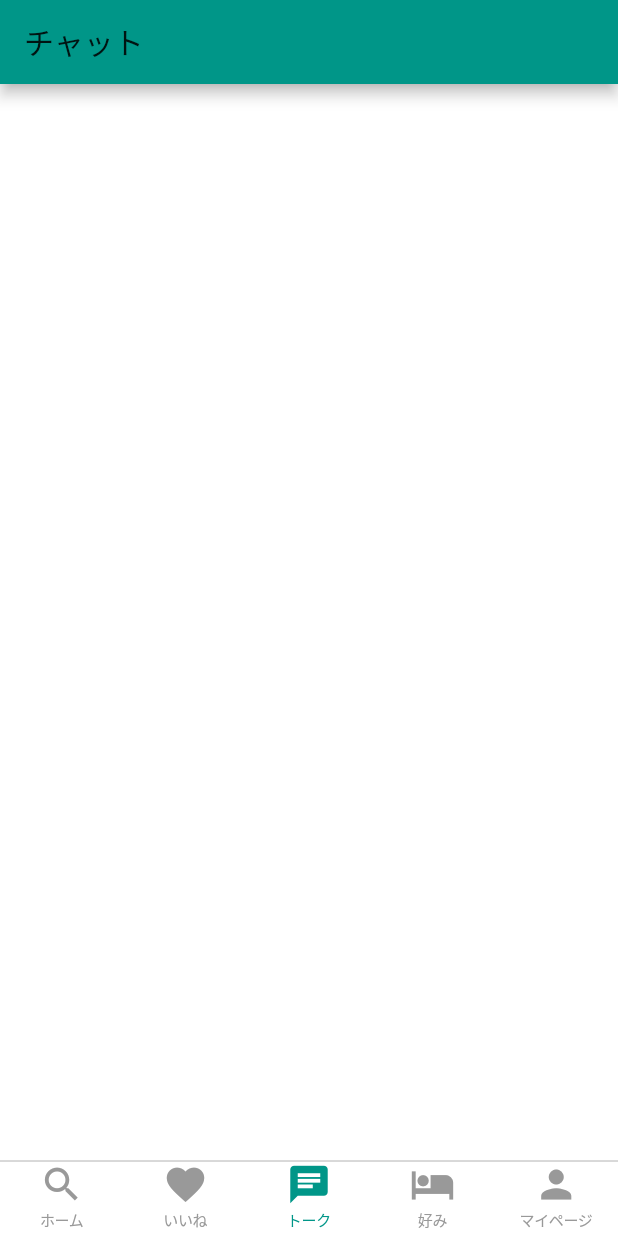
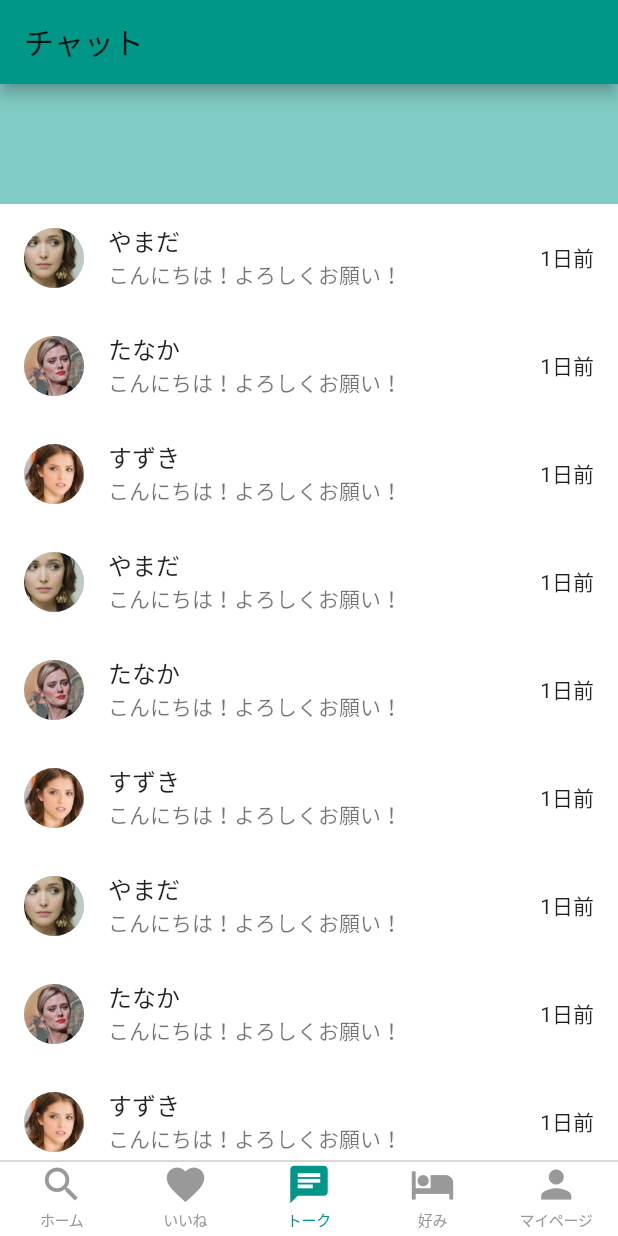
Before and after one commit to hideokawahara/diary_app, a Flutter app: the screen it shows after launch, item 3 of the bottom bar chosen, on a phone screen of 412 x 824 dp. Run offline on Flutter 3.47's test engine with Material 2 defaults, Android fonts, the phone set to English and light mode, and no system bars.

Commit message:
feat: メッセージ一覧作成

```diff
--- a/lib/screens/chat_screen.dart
+++ b/lib/screens/chat_screen.dart
@@ -17,9 +17,126 @@ class ChatScreen extends StatelessWidget {
   }
 }
 
+class User {
+  User({
+    @required this.name,
+    @required this.message,
+    @required this.path,
+  });
+
+  final String name;
+  final String path;
+  final String message;
+}
+
 class ChatScreenBody extends StatelessWidget {
+  List<Color> colorList = [Colors.cyan, Colors.deepOrange, Colors.indigo];
+
+  final List<User> userList = [
+    User(
+      name: 'やまだ',
+      message: 'こんにちは！よろしくお願い！',
+      path: 'images/dummy/dummy_person1.jpeg',
+    ),
+    User(
+      name: 'たなか',
+      message: 'こんにちは！よろしくお願い！',
+      path: 'images/dummy/dummy_person2.jpeg',
+    ),
+    User(
+      name: 'すずき',
+      message: 'こんにちは！よろしくお願い！',
+      path: 'images/dummy/dummy_person3.jpeg',
+    ),
+    User(
+      name: 'やまだ',
+      message: 'こんにちは！よろしくお願い！',
+      path: 'images/dummy/dummy_person1.jpeg',
+    ),
+    User(
+      name: 'たなか',
+      message: 'こんにちは！よろしくお願い！',
+      path: 'images/dummy/dummy_person2.jpeg',
+    ),
+    User(
+      name: 'すずき',
+      message: 'こんにちは！よろしくお願い！',
+      path: 'images/dummy/dummy_person3.jpeg',
+    ),
+    User(
+      name: 'やまだ',
+      message: 'こんにちは！よろしくお願い！',
+      path: 'images/dummy/dummy_person1.jpeg',
+    ),
+    User(
+      name: 'たなか',
+      message: 'こんにちは！よろしくお願い！',
+      path: 'images/dummy/dummy_person2.jpeg',
+    ),
+    User(
+      name: 'すずき',
+      message: 'こんにちは！よろしくお願い！',
+      path: 'images/dummy/dummy_person3.jpeg',
+    ),
+    User(
+      name: 'やまだ',
+      message: 'こんにちは！よろしくお願い！',
+      path: 'images/dummy/dummy_person1.jpeg',
+    ),
+    User(
+      name: 'たなか',
+      message: 'こんにちは！よろしくお願い！',
+      path: 'images/dummy/dummy_person2.jpeg',
+    ),
+    User(
+      name: 'すずき',
+      message: 'こんにちは！よろしくお願い！',
+      path: 'images/dummy/dummy_person3.jpeg',
+    ),
+    User(
+      name: 'やまだ',
+      message: 'こんにちは！よろしくお願い！',
+      path: 'images/dummy/dummy_person1.jpeg',
+    ),
+    User(
+      name: 'たなか',
+      message: 'こんにちは！よろしくお願い！',
+      path: 'images/dummy/dummy_person2.jpeg',
+    ),
+    User(
+      name: 'すずき',
+      message: 'こんにちは！よろしくお願い！',
+      path: 'images/dummy/dummy_person3.jpeg',
+    ),
+  ];
+
   @override
   Widget build(BuildContext context) {
-    return Container();
+    return SingleChildScrollView(
+      child: Column(
+        children: <Widget>[
+          Container(
+            height: 80,
+            color: Colors.teal[200],
+            // 何かのバナーを入れる
+          ),
+          ListView.builder(
+            itemCount: userList.length,
+            physics: NeverScrollableScrollPhysics(),
+            shrinkWrap: true,
+            itemBuilder: (BuildContext context, int index) {
+              return ListTile(
+                leading: CircleAvatar(
+                  backgroundImage: AssetImage(userList[index].path),
+                ),
+                title: Text(userList[index].name),
+                subtitle: Text(userList[index].message),
+                trailing: Text('1日前'),
+              );
+            },
+          ),
+        ],
+      ),
+    );
   }
 }
```
